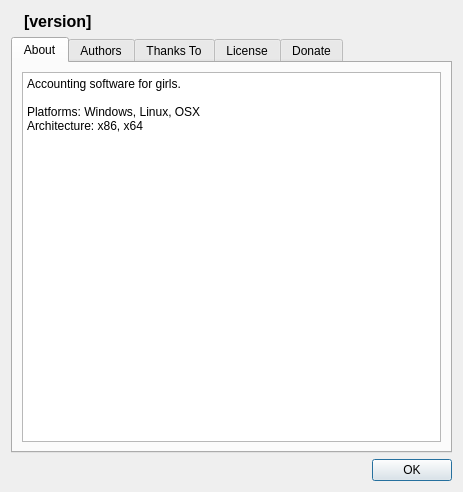
Qt form Forms/CAbout.ui (skynowa/xxxdb) before a commit.
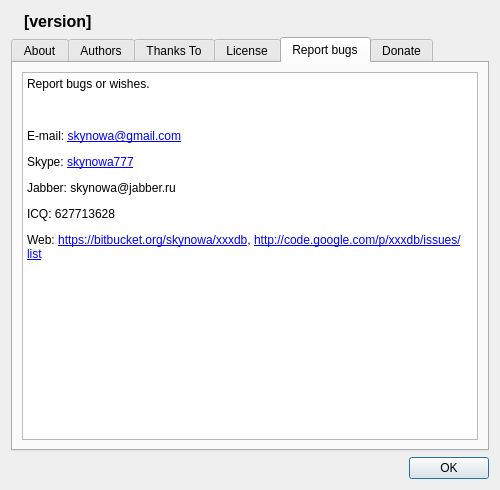
The same form after that commit. The open tabs and pages were chosen to show the change. Icons and pictures are not drawn.

Commit message: CAbout: add 'Report bugs'

Patch:
```diff
--- a/Forms/CAbout.ui
+++ b/Forms/CAbout.ui
@@ -6,8 +6,8 @@
    <rect>
     <x>0</x>
     <y>0</y>
-    <width>463</width>
-    <height>492</height>
+    <width>500</width>
+    <height>490</height>
    </rect>
   </property>
   <property name="windowTitle">
@@ -156,6 +156,37 @@
        </item>
       </layout>
      </widget>
+     <widget class="QWidget" name="tabReportBugs">
+      <attribute name="title">
+       <string>Report bugs</string>
+      </attribute>
+      <layout class="QGridLayout" name="gridLayout_7">
+       <item row="0" column="0">
+        <widget class="QTextEdit" name="textEdit">
+         <property name="readOnly">
+          <bool>true</bool>
+         </property>
+         <property name="html">
+          <string>&lt;!DOCTYPE HTML PUBLIC &quot;-//W3C//DTD HTML 4.0//EN&quot; &quot;http://www.w3.org/TR/REC-html40/strict.dtd&quot;&gt;
+&lt;html&gt;&lt;head&gt;&lt;meta name=&quot;qrichtext&quot; content=&quot;1&quot; /&gt;&lt;style type=&quot;text/css&quot;&gt;
+p, li { white-space: pre-wrap; }
+&lt;/style&gt;&lt;/head&gt;&lt;body style=&quot; font-family:'Sans Serif'; font-size:9pt; font-weight:400; font-style:normal;&quot;&gt;
+&lt;p style=&quot; margin-top:0px; margin-bottom:0px; margin-left:0px; margin-right:0px; -qt-block-indent:0; text-indent:0px;&quot;&gt;Report bugs or wishes.&lt;/p&gt;
+&lt;p style=&quot;-qt-paragraph-type:empty; margin-top:12px; margin-bottom:12px; margin-left:0px; margin-right:0px; -qt-block-indent:0; text-indent:0px;&quot;&gt;&lt;br /&gt;&lt;/p&gt;
+&lt;p style=&quot; margin-top:12px; margin-bottom:12px; margin-left:0px; margin-right:0px; -qt-block-indent:0; text-indent:0px;&quot;&gt;E-mail: &lt;a href=&quot;skynowa@gmail.com&quot;&gt;&lt;span style=&quot; text-decoration: underline; color:#0000ff;&quot;&gt;skynowa@gmail.com&lt;/span&gt;&lt;/a&gt;&lt;/p&gt;
+&lt;p style=&quot; margin-top:12px; margin-bottom:12px; margin-left:0px; margin-right:0px; -qt-block-indent:0; text-indent:0px;&quot;&gt;Skype: &lt;a href=&quot;skype:skynowa777?chat&quot;&gt;&lt;span style=&quot; text-decoration: underline; color:#0000ff;&quot;&gt;skynowa777&lt;/span&gt;&lt;/a&gt;&lt;/p&gt;
+&lt;p style=&quot; margin-top:12px; margin-bottom:12px; margin-left:0px; margin-right:0px; -qt-block-indent:0; text-indent:0px;&quot;&gt;Jabber: skynowa@jabber.ru&lt;/p&gt;
+&lt;p style=&quot; margin-top:12px; margin-bottom:12px; margin-left:0px; margin-right:0px; -qt-block-indent:0; text-indent:0px;&quot;&gt;ICQ: 627713628&lt;/p&gt;
+&lt;p style=&quot; margin-top:12px; margin-bottom:12px; margin-left:0px; margin-right:0px; -qt-block-indent:0; text-indent:0px;&quot;&gt;Web: &lt;a href=&quot;https://bitbucket.org/skynowa/xxxdb&quot;&gt;&lt;span style=&quot; text-decoration: underline; color:#0000ff;&quot;&gt;https://bitbucket.org/skynowa/xxxdb&lt;/span&gt;&lt;/a&gt;, &lt;a href=&quot;http://code.google.com/p/xxxdb/issues/list&quot;&gt;&lt;span style=&quot; text-decoration: underline; color:#0000ff;&quot;&gt;http://code.google.com/p/xxxdb/issues/list&lt;/span&gt;&lt;/a&gt;&lt;/p&gt;
+&lt;p style=&quot;-qt-paragraph-type:empty; margin-top:12px; margin-bottom:12px; margin-left:0px; margin-right:0px; -qt-block-indent:0; text-indent:0px;&quot;&gt;&lt;br /&gt;&lt;/p&gt;&lt;/body&gt;&lt;/html&gt;</string>
+         </property>
+         <property name="textInteractionFlags">
+          <set>Qt::TextBrowserInteraction</set>
+         </property>
+        </widget>
+       </item>
+      </layout>
+     </widget>
      <widget class="QWidget" name="tabDonate">
       <attribute name="title">
        <string>Donate</string>
```
Left out of the diff: 10 changed lines with no effect on the pictures. The commit also changes 1 other file.
